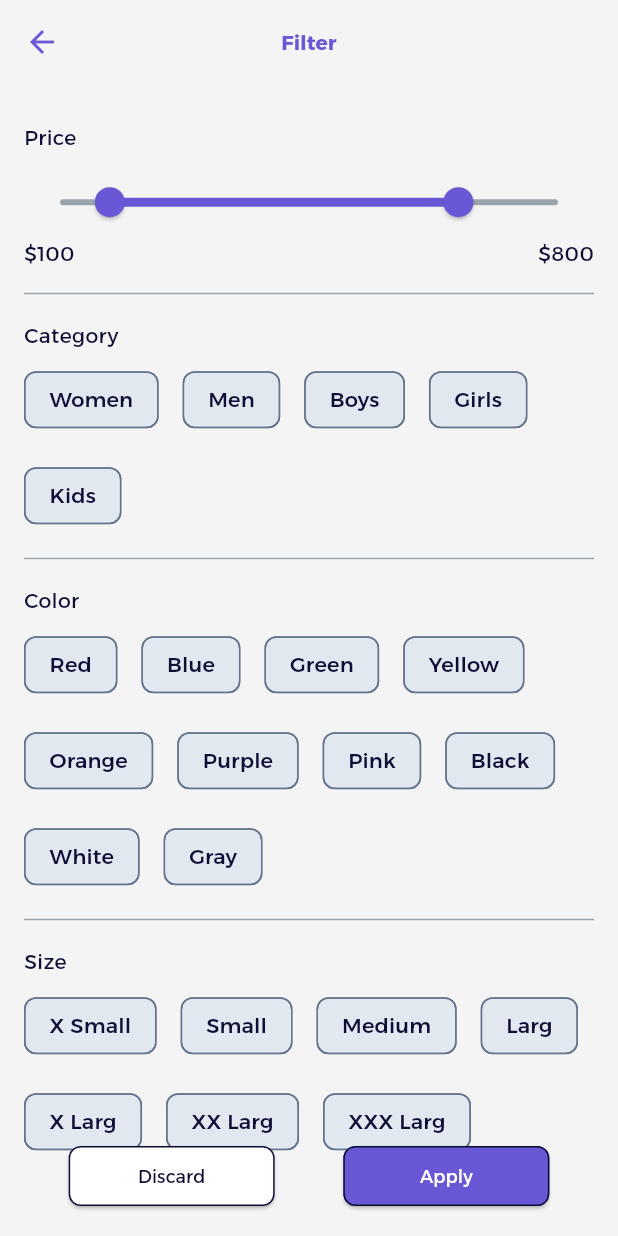
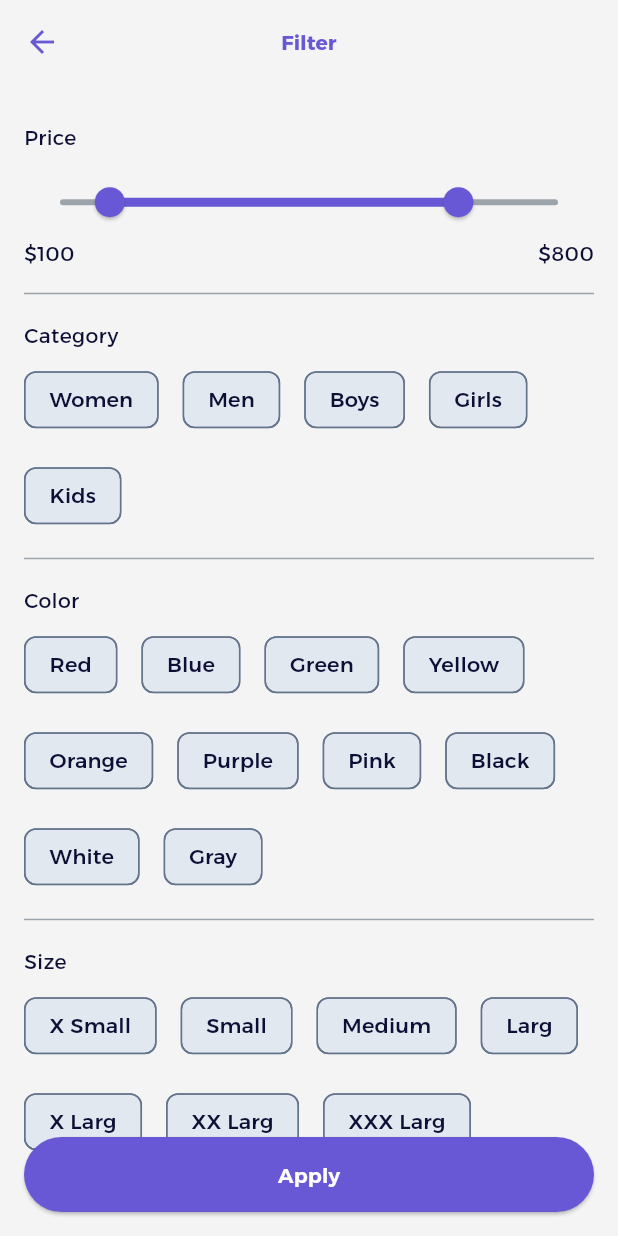
Before and after one commit to Hasan-Alturk/QuickShop, a Flutter app: the FlashSaleView screen opened by its route, after a tap on "Filter", on a phone screen of 412 x 824 dp. Run offline on Flutter 3.47's test engine with Material 3 defaults, Android fonts, the light colour scheme and no system bars; our stand-ins replace cached_network_image, carousel_slider, dio, equatable, flutter_local_notifications, flutter_rating_bar and 7 more; missing offline and left inert: flutter_facebook_auth, pushy_flutter; accounts and stored records are empty.

Commit message:
new editsssss

```diff
--- a/lib/core/constants/app_text_styles.dart
+++ b/lib/core/constants/app_text_styles.dart
@@ -37,6 +37,14 @@ class AppTextStyles {
   }
 
   // Bold
+
+  TextStyle bold20() {
+    return TextStyle(
+      fontWeight: FontWeight.w700,
+      fontSize: getResponsiveFontSize(fontSize: 20),
+    );
+  }
+
   TextStyle bold16() {
     return TextStyle(
       fontWeight: FontWeight.w700,
@@ -81,6 +89,7 @@ class AppTextStyles {
   }
 
   // Medium
+
   TextStyle medium14() {
     return TextStyle(
       fontWeight: FontWeight.w500,
--- a/lib/core/widgets/custom_card_product.dart
+++ b/lib/core/widgets/custom_card_product.dart
@@ -16,6 +16,7 @@ class CustomCardProduct extends StatelessWidget {
     required this.onTap,
     this.discountedPrice,
     this.rating = 3.5,
+    this.numberOfReviews = "0",
   });
 
   final String image;
@@ -23,12 +24,13 @@ class CustomCardProduct extends StatelessWidget {
   final String description;
   final String originalPrice;
   final String? discountedPrice;
+  final String numberOfReviews;
   final double rating;
   final void Function() onTap;
 
   @override
   Widget build(BuildContext context) {
-    return InkWell(
+    return GestureDetector(
       onTap: onTap,
       child: Container(
         decoration: ShapeDecoration(
@@ -62,7 +64,7 @@ class CustomCardProduct extends StatelessWidget {
         image,
         fit: BoxFit.cover,
         height: context.screenHeight * 0.22,
-        width: double.infinity,
+        width: context.screenWidth,
       ),
     );
   }
@@ -75,28 +77,32 @@ class CustomCardProduct extends StatelessWidget {
         children: [
           _buildText(
             title,
-            AppTextStyles().bold16(),
+            AppTextStyles().semiBold18(),
             Get.theme.colorScheme.secondary,
           ),
           SizedBox(height: context.screenHeight * 0.005),
           _buildText(
             description,
-            AppTextStyles().medium12(),
+            AppTextStyles().semiBold14(),
             Get.theme.colorScheme.onSurface,
           ),
           SizedBox(height: context.screenHeight * 0.005),
-          _buildPriceRow(context),
-          SizedBox(height: context.screenHeight * 0.005),
+          Row(
+            children: [
               CustomRating(
                 isReadOnly: true,
                 itemSize: 18,
               ),
-          SizedBox(height: context.screenHeight * 0.005),
+              SizedBox(width: context.screenWidth * 0.02),
               _buildText(
-            'Based on 800 reviews',
-            AppTextStyles().medium8(),
+                "($numberOfReviews)",
+                AppTextStyles().medium10(),
                 Get.theme.colorScheme.onSurface,
               ),
+            ],
+          ),
+          SizedBox(height: context.screenHeight * 0.01),
+          _buildPriceRow(context),
         ],
       ),
     );
@@ -107,14 +113,14 @@ class CustomCardProduct extends StatelessWidget {
       children: [
         _buildText(
           originalPrice,
-          AppTextStyles().semiBold18(),
+          AppTextStyles().bold20(),
           Get.theme.colorScheme.primary,
         ),
         SizedBox(width: context.screenWidth * 0.05),
         if (discountedPrice != null)
           _buildText(
             discountedPrice!,
-            AppTextStyles().bold16(),
+            AppTextStyles().normal16(),
             Get.theme.colorScheme.onSurface,
             decoration: TextDecoration.lineThrough,
           ),
--- a/lib/views/filter/filter_view.dart
+++ b/lib/views/filter/filter_view.dart
@@ -2,6 +2,7 @@ import 'package:flutter/material.dart';
 import 'package:get/get.dart';
 import 'package:quick_shop/core/constants/app_constants.dart';
 import 'package:quick_shop/core/constants/app_text_styles.dart';
+import 'package:quick_shop/core/widgets/custom_button.dart';
 import 'filter_controller.dart';
 import 'package:quick_shop/core/services/plugin_media_que.dart';
 
@@ -41,13 +42,14 @@ class FilterView extends GetView<FilterController> {
                 _buildSectionTitle('Size'),
                 SizedBox(height: context.screenHeight * 0.012),
                 _buildSizeChips(),
+                SizedBox(height: context.screenHeight * 0.1),
               ],
             ),
           ),
         ),
       ),
       floatingActionButtonLocation: FloatingActionButtonLocation.centerFloat,
-      floatingActionButton: _buildActionButtons(),
+      floatingActionButton: _buildActionButtons(context),
     );
   }
 
@@ -180,7 +182,7 @@ class FilterView extends GetView<FilterController> {
     );
   }
 
-  Widget _buildSizeChips() {
+  GetBuilder<FilterController> _buildSizeChips() {
     return GetBuilder<FilterController>(
       id: "size",
       builder: (_) => Wrap(
@@ -213,60 +215,23 @@ class FilterView extends GetView<FilterController> {
     );
   }
 
-  Widget _buildActionButtons() {
-    return Row(
-      mainAxisAlignment: MainAxisAlignment.center,
-      children: [
-        const Spacer(),
-        Expanded(
-          flex: 3,
-          child: ElevatedButton(
-            onPressed: () {
-              Get.back();
-            },
-            style: ElevatedButton.styleFrom(
-              shape: RoundedRectangleBorder(
-                borderRadius: BorderRadius.circular(8.0),
-                side: BorderSide(
-                  color: Get.theme.colorScheme.secondary,
-                ),
-              ),
-              foregroundColor: Get.theme.colorScheme.secondary,
-              backgroundColor: Get.theme.colorScheme.onPrimary,
-            ),
-            child: Text(
-              'Discard',
-              style: AppTextStyles()
-                  .normal14()
-                  .copyWith(color: Get.theme.colorScheme.secondary),
+  GetBuilder<FilterController> _buildActionButtons(BuildContext context) {
+    return GetBuilder<FilterController>(
+      id: "apply",
+      builder: (_) {
+        return Padding(
+          padding: EdgeInsets.symmetric(horizontal: screenPadding),
+          child: SizedBox(
+            width: context.screenWidth,
+            height: 50,
+            child: CustomButton(
+              onPressed: () {},
+              text: "Apply",
+              isLoading: false,
             ),
           ),
-        ),
-        const Spacer(),
-        Expanded(
-          flex: 3,
-          child: ElevatedButton(
-            onPressed: () {},
-            style: ElevatedButton.styleFrom(
-              shape: RoundedRectangleBorder(
-                borderRadius: BorderRadius.circular(8.0),
-                side: BorderSide(
-                  color: Get.theme.colorScheme.secondary,
-                ),
-              ),
-              foregroundColor: Get.theme.colorScheme.secondary,
-              backgroundColor: Get.theme.colorScheme.primary,
-            ),
-            child: Text(
-              'Apply',
-              style: AppTextStyles()
-                  .normal14()
-                  .copyWith(color: Get.theme.colorScheme.onPrimary),
-            ),
-          ),
-        ),
-        const Spacer(),
-      ],
+        );
+      },
     );
   }
 }
--- a/lib/views/product/product_view.dart
+++ b/lib/views/product/product_view.dart
@@ -42,7 +42,7 @@ class ProductView extends GetView<ProductController> {
             _buildInfo(context, title: "Supports", onTap: () {}),
             SizedBox(height: context.screenHeight * 0.03),
             _buildYouCanAlsoLikeThis(context),
-            SizedBox(height: context.screenHeight * 0.06),
+            SizedBox(height: context.screenHeight * 0.1),
           ],
         ),
       ),
```
Lines whose indentation alone changed are shown as unchanged.
